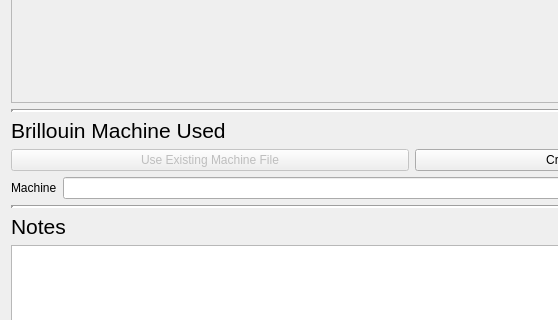
The window that src/brillouinview/gui/ui/setup_experiment_window.ui (KirstenSch/BrillouinView) describes before a commit, drawn with Qt 5; both pictures show x 0 to 558 and y 217 to 537 of the 823 by 702 pixel window.
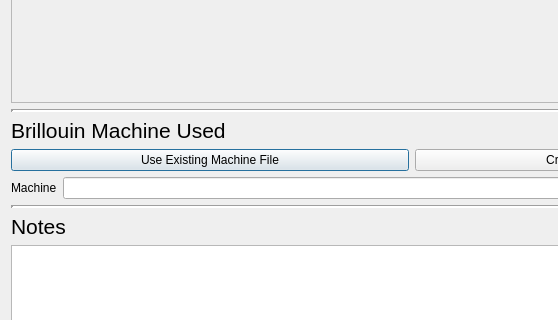
The same window after the commit.

Commit message: connected interface with toml and directory creation

Patch:
```diff
--- a/src/brillouinview/gui/ui/setup_experiment_window.ui
+++ b/src/brillouinview/gui/ui/setup_experiment_window.ui
@@ -225,7 +225,7 @@
      <item>
       <widget class="QPushButton" name="button_exp_machine">
        <property name="enabled">
-        <bool>false</bool>
+        <bool>true</bool>
        </property>
        <property name="toolTip">
         <string>&lt;html&gt;&lt;head/&gt;&lt;body&gt;&lt;p&gt;Use when a machine file exists. &lt;/p&gt;&lt;p&gt;Choose the file from the browser pop-up.&lt;/p&gt;&lt;/body&gt;&lt;/html&gt;</string>
```
The commit also changes 3 other files.
